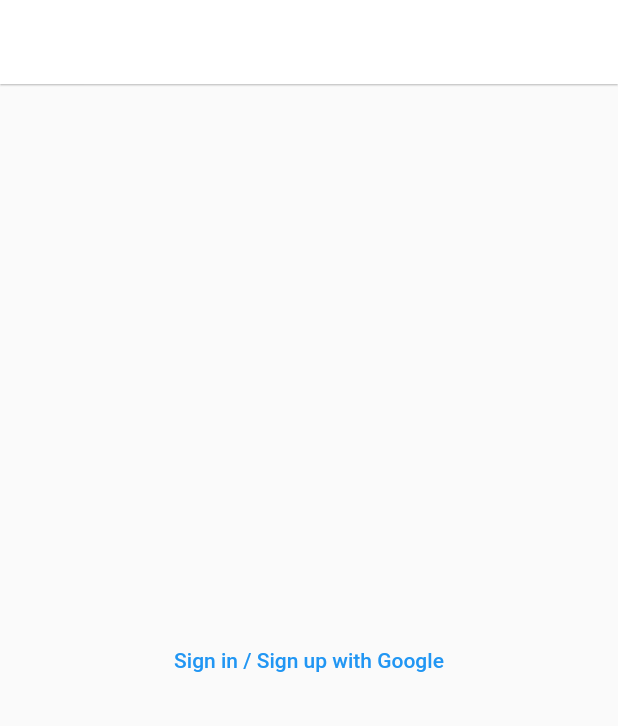
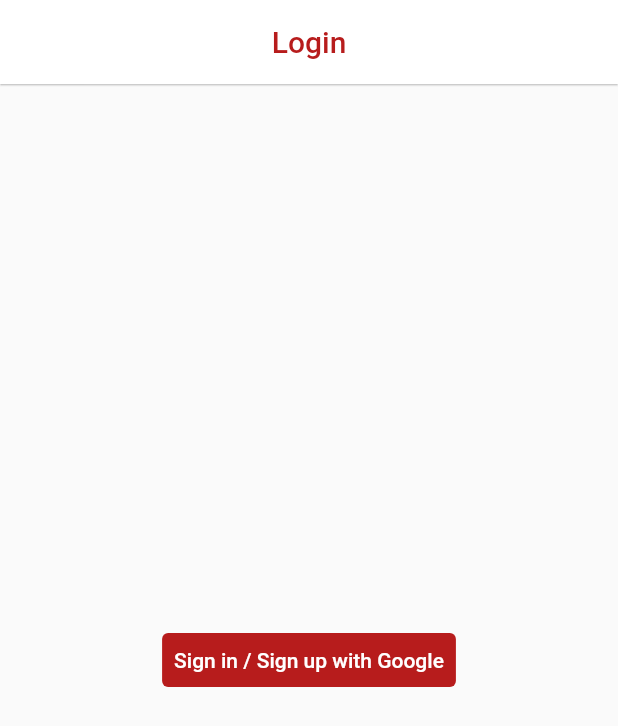
Before and after one commit to Frank1016/fashion_shop, a Flutter app: the Login screen opened directly, on a phone screen of 412 x 824 dp. Shown: the top 726 px of the screen. Run offline on Flutter 3.47's test engine with Material 2 defaults, Android fonts, the phone set to English and light mode, and no system bars; our stand-ins replace card_swiper, carousel_slider, cloud_firestore, firebase_auth, firebase_core, fluttertoast and 2 more; accounts and stored records are empty.

Commit message:
google sign-in failed

```diff
--- a/lib/main.dart
+++ b/lib/main.dart
@@ -15,6 +15,6 @@
   await Firebase.initializeApp(options: DefaultFirebaseOptions.currentPlatform);
   runApp(MaterialApp(
     debugShowCheckedModeBanner: false,
-    home: Login(),
+    home: HomePage(),
   ));
 }
--- a/lib/pages/login.dart
+++ b/lib/pages/login.dart
@@ -102,22 +102,34 @@
       appBar: AppBar(
         backgroundColor: Colors.white,
         centerTitle: true,
-        title: Text('Login'),
+        title: Text(
+          'Login',
+          style: TextStyle(color: Colors.red.shade900),
+        ),
         elevation: 0.5,
       ),
       body: Stack(
         children: [
           Center(
             child: TextButton(
+                style: ButtonStyle(
+                    backgroundColor:
+                        MaterialStateProperty.all(Colors.red.shade900)),
                 onPressed: () => handleSignIn(),
-                child: Text('Sign in / Sign up with Google')),
+                child: Text(
+                  'Sign in / Sign up with Google',
+                  style: TextStyle(color: Colors.white),
+                )),
           ),
           Visibility(
               visible: loading ?? true,
-              child: Container(
-                color: Colors.white.withOpacity(0.7),
-                child: CircularProgressIndicator(
-                  valueColor: AlwaysStoppedAnimation<Color>(Colors.red),
+              child: Center(
+                child: Container(
+                  alignment: Alignment.center,
+                  color: Colors.white.withOpacity(0.9),
+                  child: CircularProgressIndicator(
+                    valueColor: AlwaysStoppedAnimation<Color>(Colors.red),
+                  ),
                 ),
               ))
         ],
```
